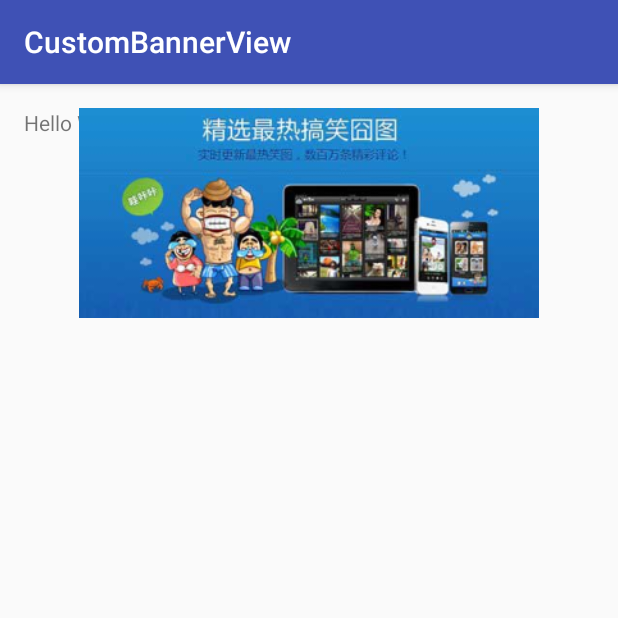
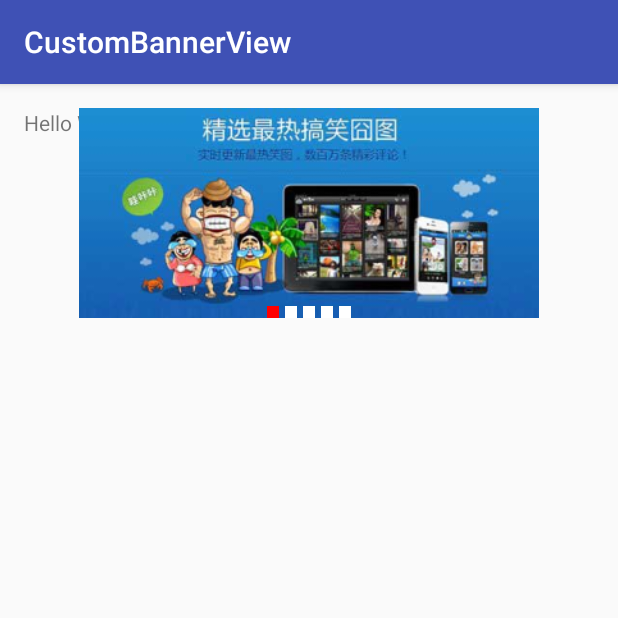
Before and after one commit to gatsbywang/HuaDai-TestProject, an Android app: the screen it shows after launch (MainActivity), on a phone screen of 412 x 824 dp, the top half of it. Run offline under Robolectric (Android 15) with nearby library versions, the light colour scheme and no system bars.

Commit message:
添加自动轮播指示器

```diff
--- a/CustomBanner/src/main/java/com/demo/custombannerview/BannerAdapter.java
+++ b/CustomBanner/src/main/java/com/demo/custombannerview/BannerAdapter.java
@@ -14,4 +14,11 @@
      * @return
      */
     public abstract View getView(int position);
+
+
+    /**
+     * 获取轮播的数量
+     * @return
+     */
+    public abstract int getCount();
 }
--- a/CustomBanner/src/main/java/com/demo/custombannerview/BannerView.java
+++ b/CustomBanner/src/main/java/com/demo/custombannerview/BannerView.java
@@ -1,7 +1,12 @@
 package com.demo.custombannerview;
 
 import android.content.Context;
+import android.graphics.Color;
+import android.graphics.drawable.ColorDrawable;
+import android.graphics.drawable.Drawable;
 import android.util.AttributeSet;
+import android.util.TypedValue;
+import android.widget.LinearLayout;
 import android.widget.RelativeLayout;
 
 /**
@@ -10,6 +15,22 @@
  */
 
 public class BannerView extends RelativeLayout {
+
+    //轮播的viewpager
+    private BannerViewPager mBannerViewPager;
+
+    //点的容器
+    private LinearLayout mDotContainer;
+
+    //自定义的adapter
+    private BannerAdapter mAdapter;
+
+    //选中的drawable指示器
+    private Drawable mIndicatorFocusDrawable;
+
+    //默认的drawable指示器
+    private Drawable mIndicatorDefaultDrawable;
+
     public BannerView(Context context) {
         this(context, null);
     }
@@ -20,7 +41,70 @@
 
     public BannerView(Context context, AttributeSet attrs, int defStyleAttr) {
         super(context, attrs, defStyleAttr);
+        inflate(context, R.layout.layout_banner, this);
+        initView();
+
+        mIndicatorFocusDrawable = new ColorDrawable(Color.RED);
+        mIndicatorDefaultDrawable = new ColorDrawable(Color.WHITE);
     }
 
+    /**
+     * 初始化
+     */
+    private void initView() {
+        mBannerViewPager = (BannerViewPager) findViewById(R.id.banner_vp);
+        mDotContainer = (LinearLayout) findViewById(R.id.layout_dot);
+    }
 
+    /**
+     * 设置适配器
+     *
+     * @param adapter
+     */
+    public void setAdapter(BannerAdapter adapter) {
+        mBannerViewPager.setAdapter(adapter);
+        mAdapter = adapter;
+        //初始化点的指示器
+        initDotIndicator();
+    }
+
+    /**
+     * 初始化点的指示器
+     */
+    private void initDotIndicator() {
+
+        //获取广告位的数量
+        int count = mAdapter.getCount();
+
+        for (int i = 0; i < count; i++) {
+            DotIndicatorView dotIndicatorView = new DotIndicatorView(getContext());
+
+            LinearLayout.LayoutParams layoutParams = new LinearLayout.LayoutParams(dp2px(8), dp2px(8));
+
+            layoutParams.leftMargin = layoutParams.rightMargin = dp2px(2);
+
+            dotIndicatorView.setLayoutParams(layoutParams);
+
+            dotIndicatorView.setBackgroundColor(Color.RED);
+            if (i == 0) {
+                dotIndicatorView.setDrawable(mIndicatorFocusDrawable);
+            } else {
+                dotIndicatorView.setDrawable(mIndicatorDefaultDrawable);
+            }
+
+            mDotContainer.addView(dotIndicatorView);
+        }
+
+    }
+
+    private int dp2px(int dp) {
+        return (int) TypedValue.applyDimension(TypedValue.COMPLEX_UNIT_DIP, dp, getResources().getDisplayMetrics());
+    }
+
+    /**
+     * 开始滚动
+     */
+    public void startRoll() {
+        mBannerViewPager.startRoll();
+    }
 }
--- a/CustomBanner/src/main/java/com/demo/custombannerview/DotIndicatorView.java
+++ b/CustomBanner/src/main/java/com/demo/custombannerview/DotIndicatorView.java
@@ -28,9 +28,17 @@
 
     @Override
     protected void onDraw(Canvas canvas) {
-        super.onDraw(canvas);
+        if (mDrawable != null) {
+            mDrawable.setBounds(0,0,getMeasuredWidth(),getMeasuredHeight());
+            mDrawable.draw(canvas);
+        }
     }
 
+    /**
+     * 设置drawable
+     *
+     * @param drawable
+     */
     public void setDrawable(Drawable drawable) {
         this.mDrawable = drawable;
         invalidate();
--- a/CustomBanner/src/main/java/com/demo/custombannerview/MainActivity.java
+++ b/CustomBanner/src/main/java/com/demo/custombannerview/MainActivity.java
@@ -8,22 +8,27 @@
 public class MainActivity extends AppCompatActivity {
 
 
-    private BannerViewPager mBannerVP;
+    private BannerView mBannerView;
 
     @Override
     protected void onCreate(Bundle savedInstanceState) {
         super.onCreate(savedInstanceState);
         setContentView(R.layout.activity_main);
-        mBannerVP = (BannerViewPager) findViewById(R.id.banner_vp);
-        mBannerVP.setAdapter(new BannerAdapter() {
+        mBannerView = (BannerView) findViewById(R.id.banner_view);
+        mBannerView.setAdapter(new BannerAdapter() {
             @Override
             public View getView(int position) {
                 ImageView itemImageView = new ImageView(MainActivity.this);
                 itemImageView.setImageResource(R.drawable.banner_default);
                 return itemImageView;
             }
+
+            @Override
+            public int getCount() {
+                return 5;
+            }
         });
 
-        mBannerVP.startRoll();
+        mBannerView.startRoll();
     }
 }
--- a/CustomBanner/src/main/res/layout/activity_main.xml
+++ b/CustomBanner/src/main/res/layout/activity_main.xml
@@ -11,10 +11,10 @@
     <TextView android:layout_width="wrap_content" android:layout_height="wrap_content"
         android:text="Hello World!" />
 
-    <com.demo.custombannerview.BannerViewPager
-        android:id="@+id/banner_vp"
+    <com.demo.custombannerview.BannerView
+        android:id="@+id/banner_view"
         android:layout_width="match_parent"
         android:layout_height="140dp">
 
-    </com.demo.custombannerview.BannerViewPager>
+    </com.demo.custombannerview.BannerView>
 </RelativeLayout>
--- a/CustomBanner/src/main/res/layout/layout_banner.xml
+++ b/CustomBanner/src/main/res/layout/layout_banner.xml
@@ -1,6 +1,20 @@
 <?xml version="1.0" encoding="utf-8"?>
-<LinearLayout xmlns:android="http://schemas.android.com/apk/res/android"
-    android:orientation="vertical" android:layout_width="match_parent"
-    android:layout_height="match_parent">
+<merge xmlns:android="http://schemas.android.com/apk/res/android"
+    >
+    <com.demo.custombannerview.BannerViewPager
+        android:id="@+id/banner_vp"
+        android:layout_width="match_parent"
+        android:layout_height="match_parent"/>
 
-</LinearLayout>
+    <LinearLayout
+        android:id="@+id/layout_dot"
+        android:layout_width="wrap_content"
+        android:layout_height="wrap_content"
+        android:orientation="horizontal"
+        android:layout_alignParentBottom="true"
+        android:layout_centerHorizontal="true"
+        >
+
+    </LinearLayout>
+
+</merge>
```
